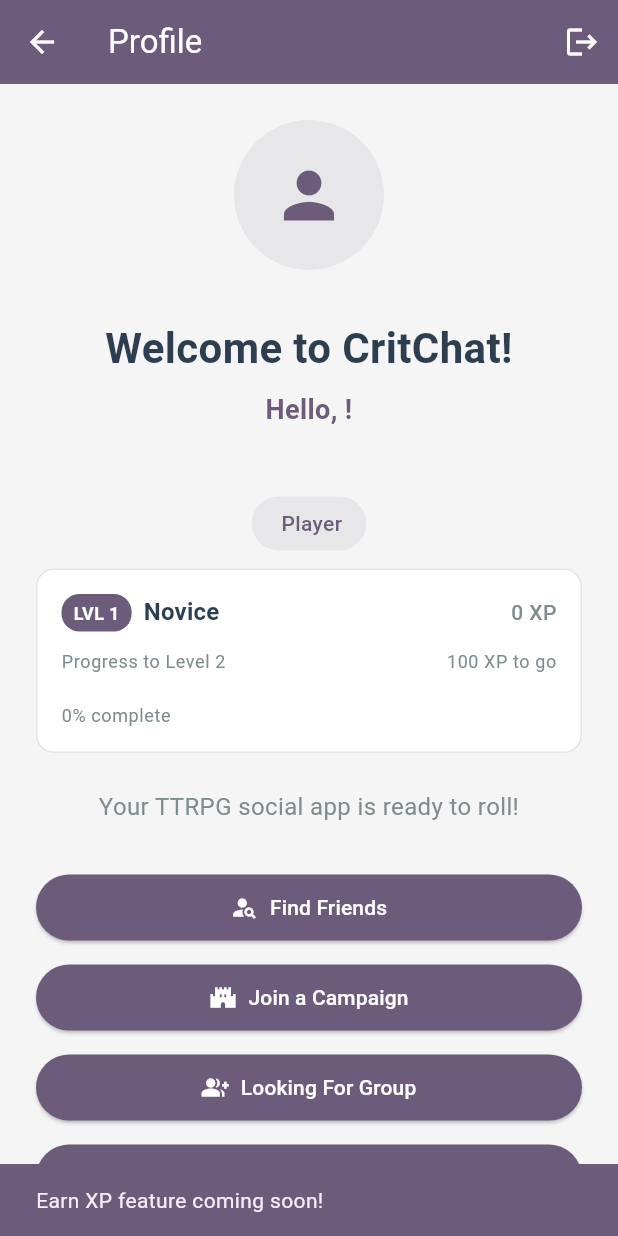
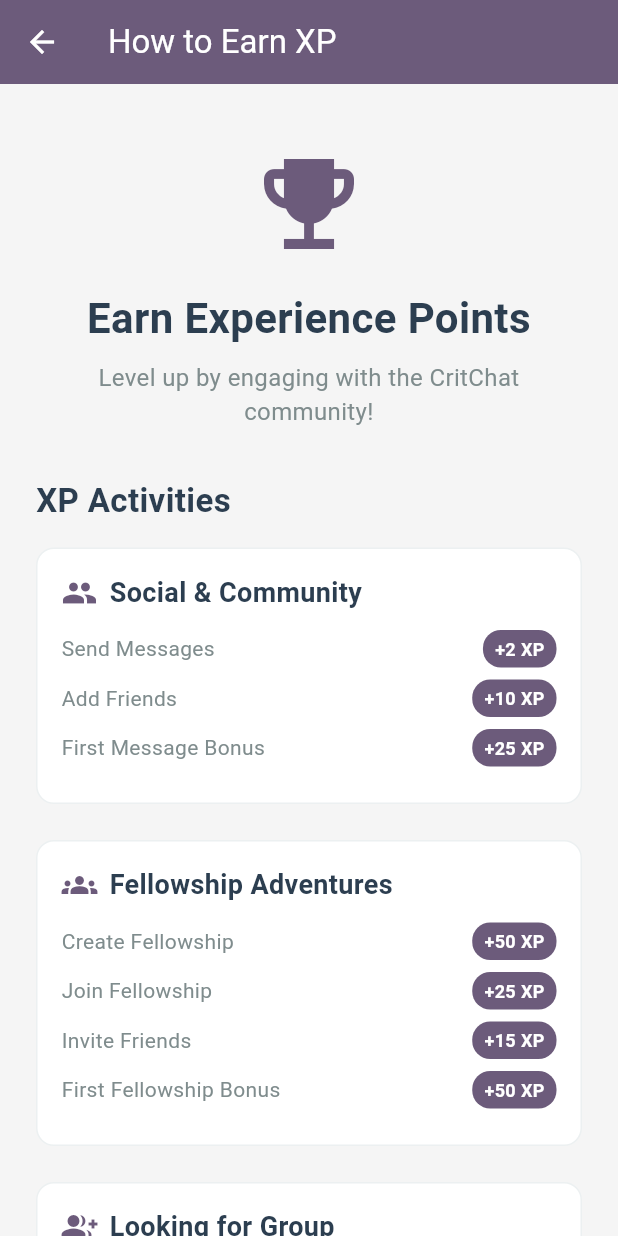
Before and after one commit to dslunde/CritChat, a Flutter app: the ProfilePage screen opened directly, after a tap on "Earn XP", on a phone screen of 412 x 824 dp. Run offline on Flutter 3.47's test engine with Material 3 defaults, Android fonts, the phone set to English and light mode, and no system bars; our stand-ins replace cloud_firestore, equatable, firebase_auth, firebase_core, firebase_database, flutter_bloc and 3 more; missing offline and left inert: dart_openai; accounts and stored records are empty; network calls fail.

Commit message:
Initial fixes

```diff
--- a/lib/core/widgets/app_top_bar.dart
+++ b/lib/core/widgets/app_top_bar.dart
@@ -45,14 +45,7 @@ class AppTopBar extends StatelessWidget {
     );
   }
 
-  void _onSearchTap(BuildContext context) {
-    ScaffoldMessenger.of(context).showSnackBar(
-      const SnackBar(
-        content: Text('Search functionality coming soon!'),
-        backgroundColor: AppColors.primaryColor,
-      ),
-    );
-  }
+
 
   @override
   Widget build(BuildContext context) {
@@ -85,45 +78,8 @@ class AppTopBar extends StatelessWidget {
           ),
           const SizedBox(width: 16),
 
-          // Search Bar
-          Expanded(
-            flex: 3,
-            child: GestureDetector(
-              onTap: () => _onSearchTap(context),
-              child: Container(
-                height: 40,
-                padding: const EdgeInsets.symmetric(horizontal: 12),
-                decoration: BoxDecoration(
-                  color: Colors.white.withValues(alpha: 0.2),
-                  borderRadius: BorderRadius.circular(20),
-                  border: Border.all(
-                    color: Colors.white.withValues(alpha: 0.3),
-                    width: 1,
-                  ),
-                ),
-                child: Row(
-                  children: [
-                    const Icon(Icons.search, color: Colors.white70, size: 20),
-                    const SizedBox(width: 8),
-                    Expanded(
-                      child: Text(
-                        MediaQuery.of(context).size.width > 350
-                            ? 'Search CritChat...'
-                            : 'Search...',
-                        style: const TextStyle(
-                          color: Colors.white70,
-                          fontSize: 16,
-                        ),
-                        overflow: TextOverflow.ellipsis,
-                      ),
-                    ),
-                  ],
-                ),
-              ),
-            ),
-          ),
-
-          const SizedBox(width: 8),
+          // Spacer to push XP and notifications to the right
+          const Spacer(),
           // XP Progress Widget - constrained to avoid overflow
           BlocBuilder<AuthBloc, AuthState>(
             builder: (context, state) {
--- /dev/null
+++ b/lib/features/gamification/presentation/pages/xp_explanation_page.dart
@@ -0,0 +1,262 @@
+import 'package:flutter/material.dart';
+import 'package:critchat/core/constants/app_colors.dart';
+import 'package:critchat/features/gamification/domain/entities/xp_entity.dart';
+
+class XpExplanationPage extends StatelessWidget {
+  const XpExplanationPage({super.key});
+
+  @override
+  Widget build(BuildContext context) {
+    return Scaffold(
+      backgroundColor: AppColors.backgroundColor,
+      appBar: AppBar(
+        backgroundColor: AppColors.primaryColor,
+        foregroundColor: Colors.white,
+        iconTheme: const IconThemeData(color: Colors.white),
+        title: const Text('How to Earn XP'),
+        elevation: 0,
+      ),
+      body: SingleChildScrollView(
+        padding: const EdgeInsets.all(24.0),
+        child: Column(
+          crossAxisAlignment: CrossAxisAlignment.start,
+          children: [
+            const SizedBox(height: 16),
+
+            // Header
+            Center(
+              child: Column(
+                children: [
+                  Icon(
+                    Icons.emoji_events,
+                    size: 80,
+                    color: AppColors.primaryColor,
+                  ),
+                  const SizedBox(height: 16),
+                  const Text(
+                    'Earn Experience Points',
+                    style: TextStyle(
+                      fontSize: 28,
+                      fontWeight: FontWeight.bold,
+                      color: AppColors.textPrimary,
+                    ),
+                    textAlign: TextAlign.center,
+                  ),
+                  const SizedBox(height: 8),
+                  const Text(
+                    'Level up by engaging with the CritChat community!',
+                    style: TextStyle(
+                      fontSize: 16,
+                      color: AppColors.textSecondary,
+                    ),
+                    textAlign: TextAlign.center,
+                  ),
+                ],
+              ),
+            ),
+
+            const SizedBox(height: 32),
+
+            // XP Activities Section
+            const Text(
+              'XP Activities',
+              style: TextStyle(
+                fontSize: 22,
+                fontWeight: FontWeight.bold,
+                color: AppColors.textPrimary,
+              ),
+            ),
+            const SizedBox(height: 16),
+
+            // Social Activities
+            _buildXpCategory(
+              'Social & Community',
+              Icons.people,
+              [
+                _XpActivity('Send Messages', XpRewardType.sendMessage.xpAmount),
+                _XpActivity('Add Friends', XpRewardType.acceptFriendRequest.xpAmount),
+                _XpActivity('First Message Bonus', XpRewardType.firstMessage.xpAmount),
+              ],
+            ),
+
+            const SizedBox(height: 24),
+
+            // Fellowship Activities
+            _buildXpCategory(
+              'Fellowship Adventures',
+              Icons.groups,
+              [
+                _XpActivity('Create Fellowship', XpRewardType.createFellowship.xpAmount),
+                _XpActivity('Join Fellowship', XpRewardType.joinFellowship.xpAmount),
+                _XpActivity('Invite Friends', XpRewardType.inviteFriend.xpAmount),
+                _XpActivity('First Fellowship Bonus', XpRewardType.firstFellowship.xpAmount),
+              ],
+            ),
+
+            const SizedBox(height: 24),
+
+            // LFG Activities
+            _buildXpCategory(
+              'Looking for Group',
+              Icons.group_add,
+              [
+                _XpActivity('Create LFG Post', XpRewardType.lfgPostCreated.xpAmount),
+                _XpActivity('Express Interest', XpRewardType.expressInterest.xpAmount),
+              ],
+            ),
+
+            const SizedBox(height: 24),
+
+            // Poll Activities
+            _buildXpCategory(
+              'Polls & Engagement',
+              Icons.poll,
+              [
+                _XpActivity('Create Poll', XpRewardType.createPoll.xpAmount),
+                _XpActivity('Vote on Poll', XpRewardType.voteOnPoll.xpAmount),
+                _XpActivity('Add Poll Option', XpRewardType.addCustomOption.xpAmount),
+                _XpActivity('First Poll Bonus', XpRewardType.firstPoll.xpAmount),
+              ],
+            ),
+
+            const SizedBox(height: 24),
+
+            // Setup Activities
+            _buildXpCategory(
+              'Getting Started',
+              Icons.settings,
+              [
+                _XpActivity('Sign Up', XpRewardType.signUp.xpAmount),
+                _XpActivity('Complete Profile', XpRewardType.completeProfile.xpAmount),
+              ],
+            ),
+
+            const SizedBox(height: 32),
+
+            // Tips Section
+            Container(
+              padding: const EdgeInsets.all(20),
+              decoration: BoxDecoration(
+                color: AppColors.primaryColor.withValues(alpha: 0.1),
+                borderRadius: BorderRadius.circular(12),
+                border: Border.all(
+                  color: AppColors.primaryColor.withValues(alpha: 0.3),
+                ),
+              ),
+              child: Column(
+                crossAxisAlignment: CrossAxisAlignment.start,
+                children: [
+                  Row(
+                    children: [
+                      Icon(
+                        Icons.lightbulb,
+                        color: AppColors.primaryColor,
+                        size: 24,
+                      ),
+                      const SizedBox(width: 8),
+                      const Text(
+                        'Pro Tips',
+                        style: TextStyle(
+                          fontSize: 18,
+                          fontWeight: FontWeight.bold,
+                          color: AppColors.primaryColor,
+                        ),
+                      ),
+                    ],
+                  ),
+                  const SizedBox(height: 12),
+                  const Text(
+                    '• Stay active to unlock weekly and monthly bonuses\n'
+                    '• First-time actions give bonus XP\n'
+                    '• Engage with fellowships for the highest rewards\n'
+                    '• Help others by answering LFG calls',
+                    style: TextStyle(
+                      fontSize: 14,
+                      color: AppColors.textSecondary,
+                      height: 1.5,
+                    ),
+                  ),
+                ],
+              ),
+            ),
+
+            const SizedBox(height: 24),
+          ],
+        ),
+      ),
+    );
+  }
+
+  Widget _buildXpCategory(String title, IconData icon, List<_XpActivity> activities) {
+    return Container(
+      padding: const EdgeInsets.all(16),
+      decoration: BoxDecoration(
+        color: AppColors.surfaceColor,
+        borderRadius: BorderRadius.circular(12),
+        border: Border.all(color: AppColors.dividerColor),
+      ),
+      child: Column(
+        crossAxisAlignment: CrossAxisAlignment.start,
+        children: [
+          Row(
+            children: [
+              Icon(icon, color: AppColors.primaryColor, size: 24),
+              const SizedBox(width: 8),
+              Text(
+                title,
+                style: const TextStyle(
+                  fontSize: 18,
+                  fontWeight: FontWeight.bold,
+                  color: AppColors.textPrimary,
+                ),
+              ),
+            ],
+          ),
+          const SizedBox(height: 12),
+          ...activities.map((activity) => Padding(
+                padding: const EdgeInsets.only(bottom: 8),
+                child: Row(
+                  mainAxisAlignment: MainAxisAlignment.spaceBetween,
+                  children: [
+                    Expanded(
+                      child: Text(
+                        activity.name,
+                        style: const TextStyle(
+                          fontSize: 14,
+                          color: AppColors.textSecondary,
+                        ),
+                      ),
+                    ),
+                    Container(
+                      padding: const EdgeInsets.symmetric(
+                        horizontal: 8,
+                        vertical: 4,
+                      ),
+                      decoration: BoxDecoration(
+                        color: AppColors.primaryColor,
+                        borderRadius: BorderRadius.circular(12),
+                      ),
+                      child: Text(
+                        '+${activity.xpAmount} XP',
+                        style: const TextStyle(
+                          fontSize: 12,
+                          fontWeight: FontWeight.bold,
+                          color: Colors.white,
+                        ),
+                      ),
+                    ),
+                  ],
+                ),
+              )),
+        ],
+      ),
+    );
+  }
+}
+
+class _XpActivity {
+  final String name;
+  final int xpAmount;
+
+  _XpActivity(this.name, this.xpAmount);
+}
--- a/lib/features/profile/profile_page.dart
+++ b/lib/features/profile/profile_page.dart
@@ -9,6 +9,9 @@ import 'package:critchat/features/auth/presentation/bloc/auth_state.dart';
 import 'package:critchat/features/friends/presentation/pages/search_friends_page.dart';
 import 'package:critchat/features/gamification/domain/entities/xp_entity.dart';
 import 'package:critchat/features/gamification/presentation/widgets/xp_progress_widget.dart';
+import 'package:critchat/features/fellowships/presentation/pages/join_fellowship_selection_page.dart';
+import 'package:critchat/features/lfg/lfg_page.dart';
+import 'package:critchat/features/gamification/presentation/pages/xp_explanation_page.dart';
 
 class ProfilePage extends StatelessWidget {
   const ProfilePage({super.key});
@@ -210,18 +213,9 @@ class ProfilePage extends StatelessWidget {
                       SizedBox(
                         width: double.infinity,
                         child: ElevatedButton.icon(
-                          onPressed: () {
-                            ScaffoldMessenger.of(context).showSnackBar(
-                              const SnackBar(
-                                content: Text(
-                                  'Join a Campaign feature coming soon!',
-                                ),
-                                backgroundColor: AppColors.primaryColor,
-                              ),
-                            );
-                          },
-                          icon: const Icon(Icons.castle),
-                          label: const Text('Join a Campaign'),
+                          onPressed: () => _navigateToJoinFellowship(context),
+                          icon: const Icon(Icons.diversity_3),
+                          label: const Text('Join Fellowship'),
                           style: ElevatedButton.styleFrom(
                             backgroundColor: AppColors.primaryColor,
                             foregroundColor: Colors.white,
@@ -233,16 +227,7 @@ class ProfilePage extends StatelessWidget {
                       SizedBox(
                         width: double.infinity,
                         child: ElevatedButton.icon(
-                          onPressed: () {
-                            ScaffoldMessenger.of(context).showSnackBar(
-                              const SnackBar(
-                                content: Text(
-                                  'Looking For Group feature coming soon!',
-                                ),
-                                backgroundColor: AppColors.primaryColor,
-                              ),
-                            );
-                          },
+                          onPressed: () => _navigateToLfg(context),
                           icon: const Icon(Icons.group_add),
                           label: const Text('Looking For Group'),
                           style: ElevatedButton.styleFrom(
@@ -256,14 +241,7 @@ class ProfilePage extends StatelessWidget {
                       SizedBox(
                         width: double.infinity,
                         child: ElevatedButton.icon(
-                          onPressed: () {
-                            ScaffoldMessenger.of(context).showSnackBar(
-                              const SnackBar(
-                                content: Text('Earn XP feature coming soon!'),
-                                backgroundColor: AppColors.primaryColor,
-                              ),
-                            );
-                          },
+                          onPressed: () => _navigateToXpExplanation(context),
                           icon: const Icon(Icons.star),
                           label: const Text('Earn XP'),
                           style: ElevatedButton.styleFrom(
@@ -304,4 +282,31 @@ class ProfilePage extends StatelessWidget {
       context,
     ).push(MaterialPageRoute(builder: (context) => const SearchFriendsPage()));
   }
+
+  void _navigateToJoinFellowship(BuildContext context) {
+    final authState = context.read<AuthBloc>().state;
+    if (authState is AuthAuthenticated) {
+      Navigator.of(context).push(
+        MaterialPageRoute(
+          builder: (context) => JoinFellowshipSelectionPage(userId: authState.user.id),
+        ),
+      );
+    }
+  }
+
+  void _navigateToLfg(BuildContext context) {
+    Navigator.of(context).push(
+      MaterialPageRoute(
+        builder: (context) => const LfgPage(),
+      ),
+    );
+  }
+
+  void _navigateToXpExplanation(BuildContext context) {
+    Navigator.of(context).push(
+      MaterialPageRoute(
+        builder: (context) => const XpExplanationPage(),
+      ),
+    );
+  }
 }
```
Also changed, not shown: 1 other file.
